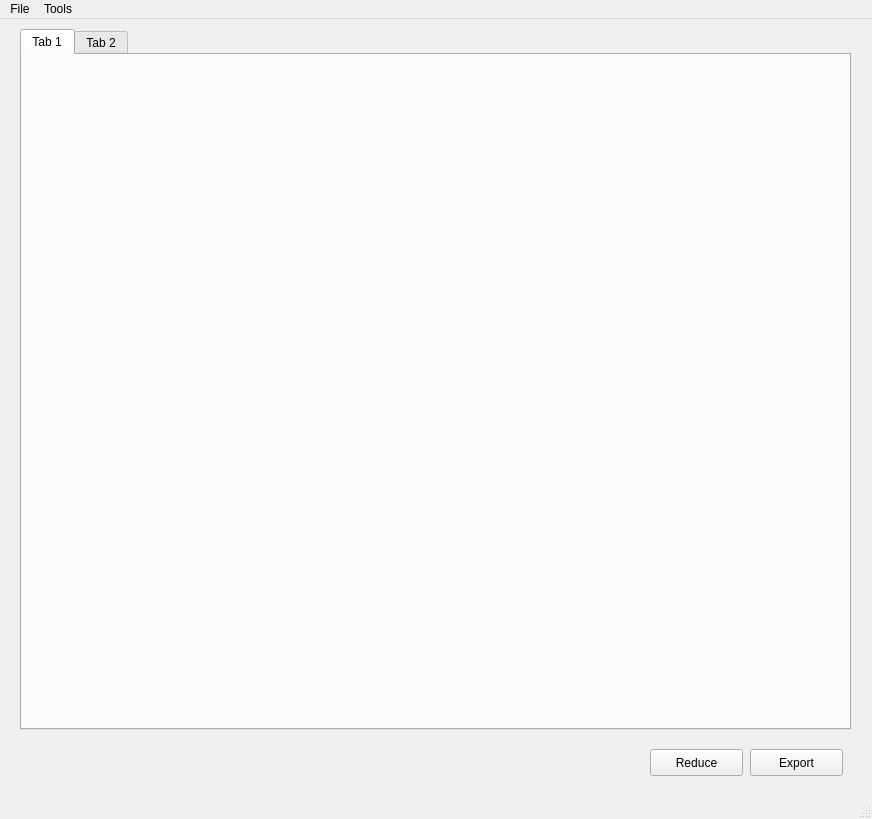
Before: the Qt Designer form Code/Mantid/Scripts/Interface/ui/reduction_main.ui in mantidproject/mantid, drawn with Qt 5.
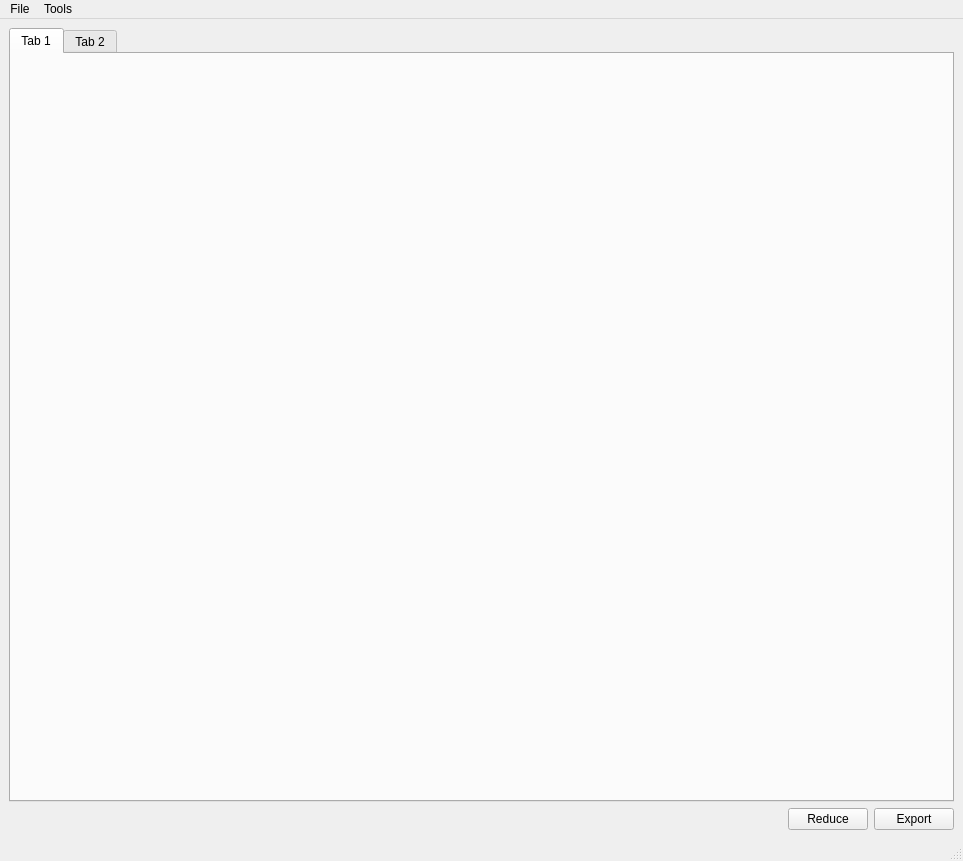
After: the same form once the commit is applied.

Commit message: UI can now resize. All panels are not fixed. Only checked on linux. Re #1732

```diff
--- a/Code/Mantid/Scripts/Interface/ui/reduction_main.ui
+++ b/Code/Mantid/Scripts/Interface/ui/reduction_main.ui
@@ -6,8 +6,8 @@
    <rect>
     <x>0</x>
     <y>0</y>
-    <width>872</width>
-    <height>819</height>
+    <width>963</width>
+    <height>861</height>
    </rect>
   </property>
   <property name="sizePolicy">
@@ -29,15 +29,9 @@
    <property name="autoFillBackground">
     <bool>true</bool>
    </property>
+   <layout class="QVBoxLayout" name="verticalLayout">
+    <item>
    <widget class="QTabWidget" name="tabWidget">
-    <property name="geometry">
-     <rect>
-      <x>20</x>
-      <y>10</y>
-      <width>831</width>
-      <height>701</height>
-     </rect>
-    </property>
     <property name="currentIndex">
      <number>0</number>
     </property>
@@ -52,15 +46,24 @@
      </attribute>
     </widget>
    </widget>
+    </item>
+    <item>
+     <layout class="QHBoxLayout" name="horizontalLayout">
+      <item>
+       <spacer name="horizontalSpacer">
+        <property name="orientation">
+         <enum>Qt::Horizontal</enum>
+        </property>
+        <property name="sizeHint" stdset="0">
+         <size>
+          <width>40</width>
+          <height>20</height>
+         </size>
+        </property>
+       </spacer>
+      </item>
+      <item>
    <widget class="QPushButton" name="reduce_button">
-    <property name="geometry">
-     <rect>
-      <x>650</x>
-      <y>730</y>
-      <width>93</width>
-      <height>27</height>
-     </rect>
-    </property>
     <property name="toolTip">
      <string>Click to execute reduction.</string>
     </property>
@@ -68,15 +71,9 @@
      <string>Reduce</string>
     </property>
    </widget>
+      </item>
+      <item>
    <widget class="QPushButton" name="export_button">
-    <property name="geometry">
-     <rect>
-      <x>750</x>
-      <y>730</y>
-      <width>93</width>
-      <height>27</height>
-     </rect>
-    </property>
     <property name="toolTip">
      <string>Click to export the reduction parameters to a python script that can be run in MantidPlot.</string>
     </property>
@@ -84,14 +81,18 @@
      <string>Export</string>
     </property>
    </widget>
+      </item>
+     </layout>
+    </item>
+   </layout>
   </widget>
   <widget class="QMenuBar" name="menubar">
    <property name="geometry">
     <rect>
      <x>0</x>
      <y>0</y>
-     <width>872</width>
-     <height>23</height>
+     <width>963</width>
+     <height>25</height>
     </rect>
    </property>
    <widget class="QMenu" name="file_menu">
```
Lines whose indentation alone changed are shown as unchanged. The commit also changes 7 other files.
